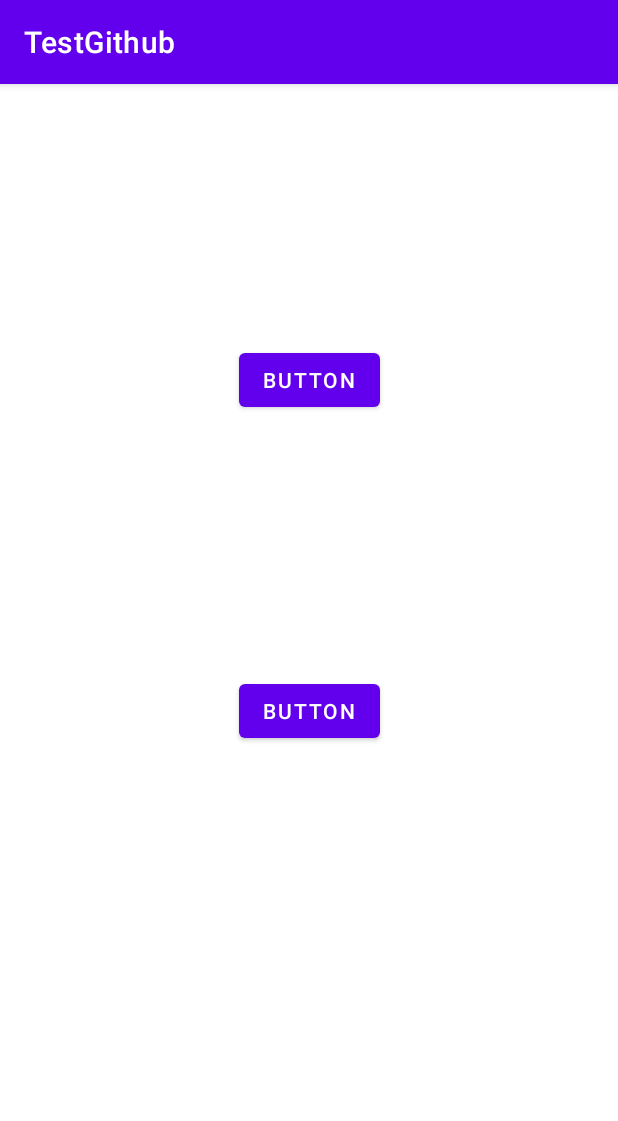
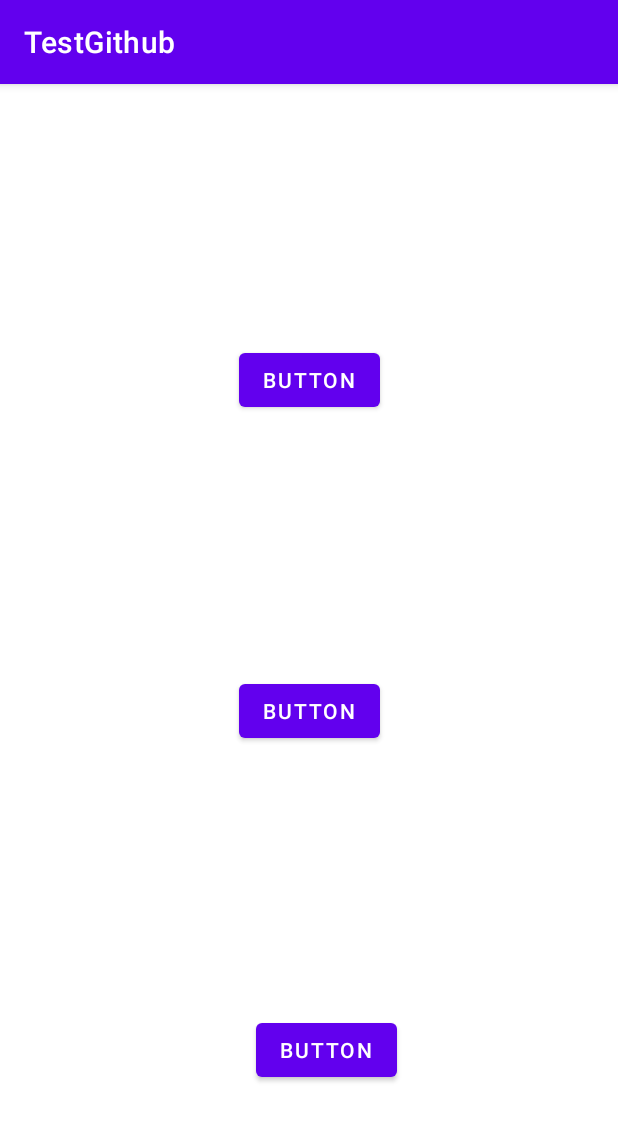
Before and after one commit to Apps50/TestGithub, an Android app: the screen it shows after launch (MainActivity), on a phone screen of 412 x 824 dp. Shown: the top 1121 px of the screen. Run offline under Robolectric (Android 15) with nearby library versions, the phone set to English and light mode, and no system bars.

Commit message:
added third button

```diff
--- a/app/src/main/res/layout/activity_main.xml
+++ b/app/src/main/res/layout/activity_main.xml
@@ -18,6 +18,17 @@
         app:layout_constraintStart_toStartOf="parent" />
 
     <Button
+        android:id="@+id/button1"
+        android:layout_width="wrap_content"
+        android:layout_height="wrap_content"
+        android:layout_marginBottom="100dp"
+        android:text="Button"
+        app:layout_constraintBottom_toBottomOf="parent"
+        app:layout_constraintEnd_toEndOf="parent"
+        app:layout_constraintHorizontal_bias="0.536"
+        app:layout_constraintStart_toStartOf="parent" />
+
+    <Button
         android:id="@+id/button2"
         android:layout_width="wrap_content"
         android:layout_height="wrap_content"
```
